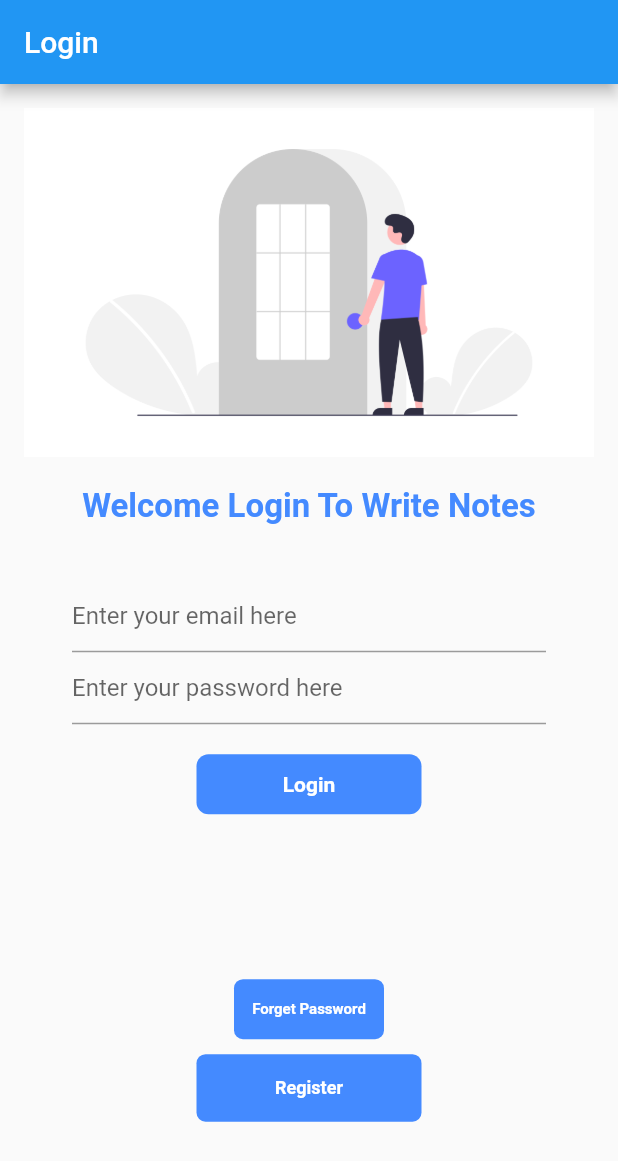
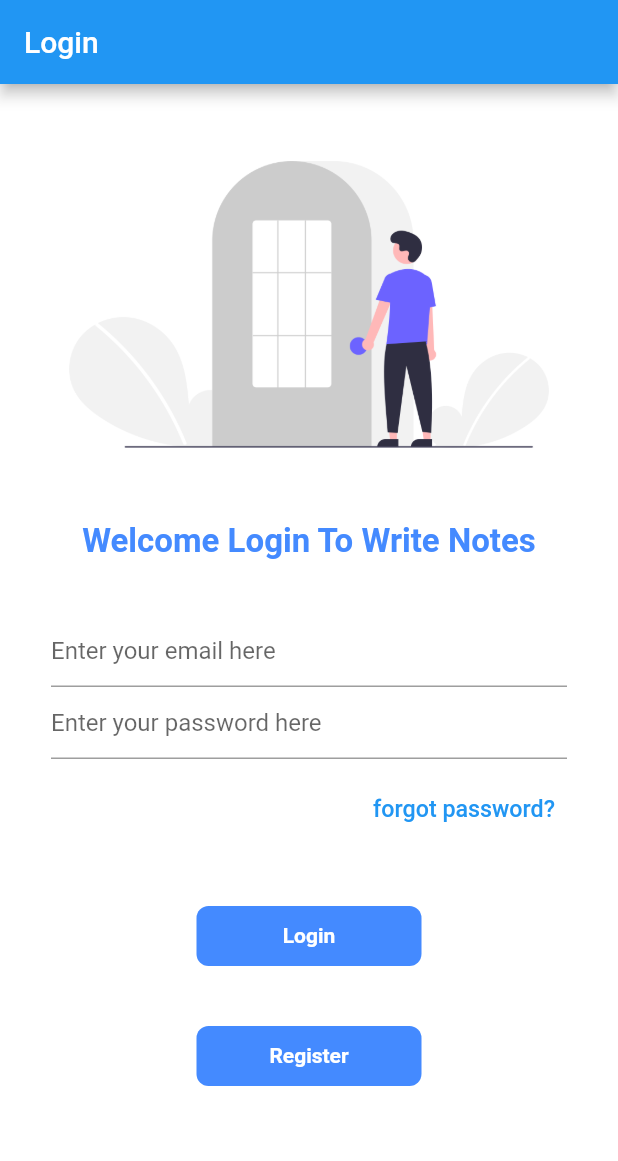
Before and after one commit to nitin-787/uni-notes, a Flutter app: the screen it shows after launch, on a phone screen of 412 x 824 dp. Shown: the top 1161 px of the screen. Run offline on Flutter 3.47's test engine with Material 2 defaults, Android fonts, the phone set to English and light mode, and no system bars; our stand-ins replace bloc, cloud_firestore, equatable, firebase_auth, firebase_core, flutter_bloc and 1 more; accounts and stored records are empty; generated files the repository leaves out were written again.

Commit message:
enhancement: login ui

```diff
--- a/lib/views/login_view.dart
+++ b/lib/views/login_view.dart
@@ -15,8 +15,8 @@ class LoginView extends StatefulWidget {
 }
 
 class _LoginViewState extends State<LoginView> {
-  bool changeButton = false;
-  bool secondChangeButton = false;
+  bool loginButton = false;
+  bool registerButton = false;
   late final TextEditingController _email;
   late final TextEditingController _password;
 
@@ -58,11 +58,14 @@ class _LoginViewState extends State<LoginView> {
         }
       },
       child: Scaffold(
+        backgroundColor: Colors.white,
         appBar: AppBar(
           title: Text(context.loc.login),
         ),
-        body: Padding(
-          padding: const EdgeInsets.all(16.0),
+        body: Container(
+          padding: const EdgeInsets.only(top: 20),
+          child: Padding(
+            padding: const EdgeInsets.all(2.0),
             child: SingleChildScrollView(
               child: Column(
                 children: [
@@ -103,17 +106,39 @@ class _LoginViewState extends State<LoginView> {
                           enableSuggestions: false,
                           autocorrect: false,
                           decoration: InputDecoration(
-                          hintText: context.loc.password_text_field_placeholder,
+                            hintText:
+                                context.loc.password_text_field_placeholder,
                           ),
                         ),
                         const SizedBox(
-                        height: 20.0,
+                          height: 10.0,
+                        ),
+                        Row(
+                          mainAxisAlignment: MainAxisAlignment.end,
+                          children: [
+                            TextButton(
+                              onPressed: () {
+                                context.read<AuthBloc>().add(
+                                      const AuthEventForgotPassword(),
+                                    );
+                              },
+                              child: const Text(
+                                style: TextStyle(
+                                  fontSize: 15.5,
+                                ),
+                                "forgot password?",
+                              ),
+                            )
+                          ],
+                        ),
+                        const SizedBox(
+                          height: 40.0,
                         ),
                         InkWell(
                           onTap: () async {
                             setState(
                               () {
-                              changeButton = true;
+                                loginButton = true;
                               },
                             );
                             await Future.delayed(
@@ -129,15 +154,15 @@ class _LoginViewState extends State<LoginView> {
                           child: AnimatedContainer(
                             duration: const Duration(seconds: 1),
                             alignment: Alignment.center,
-                          width: changeButton ? 40 : 150,
+                            width: loginButton ? 40 : 150,
                             height: 40,
                             decoration: BoxDecoration(
                               color: Colors.blueAccent,
                               // shape: changeButton ? BoxShape.circle : BoxShape.rectangle,
                               borderRadius:
-                                BorderRadius.circular(changeButton ? 40 : 8),
+                                  BorderRadius.circular(loginButton ? 40 : 8),
                             ),
-                          child: changeButton
+                            child: loginButton
                                 ? const Icon(
                                     Icons.done,
                                     color: Colors.white,
@@ -153,78 +178,37 @@ class _LoginViewState extends State<LoginView> {
                           ),
                         ),
                         const SizedBox(
-                        height: 110.0,
+                          height: 40.0,
                         ),
                         InkWell(
                           onTap: () async {
                             setState(
                               () {
-                              secondChangeButton = true;
+                                registerButton = true;
                               },
                             );
                             await Future.delayed(
                               const Duration(seconds: 1),
                             );
+                            final email = _email.text;
+                            final password = _password.text;
                             if (!mounted) return;
                             context.read<AuthBloc>().add(
-                                const AuthEventForgotPassword(),
+                                  AuthEventRegister(email, password),
                                 );
                           },
                           child: AnimatedContainer(
                             duration: const Duration(seconds: 1),
                             alignment: Alignment.center,
-                          width: changeButton ? 40 : 100,
+                            width: registerButton ? 40 : 150,
                             height: 40,
                             decoration: BoxDecoration(
                               color: Colors.blueAccent,
                               // shape: changeButton ? BoxShape.circle : BoxShape.rectangle,
-                            borderRadius:
-                                BorderRadius.circular(changeButton ? 40 : 6),
+                              borderRadius: BorderRadius.circular(
+                                  registerButton ? 40 : 8),
                             ),
-                          child: changeButton
-                              ? const Icon(
-                                  Icons.done,
-                                  color: Colors.white,
-                                )
-                              : const Text(
-                                  "Forget Password",
-                                  style: TextStyle(
-                                    color: Colors.white,
-                                    fontWeight: FontWeight.bold,
-                                    fontSize: 10,
-                                  ),
-                                ),
-                        ),
-                      ),
-                      const SizedBox(
-                        height: 10.0,
-                      ),
-                      InkWell(
-                        onTap: () async {
-                          setState(() {
-                            secondChangeButton = true;
-                          });
-
-                          await Future.delayed(
-                            const Duration(seconds: 1),
-                          );
-                          if (!mounted) return;
-                          context.read<AuthBloc>().add(
-                                const AuthEventShouldRegister(),
-                              );
-                        },
-                        child: AnimatedContainer(
-                          duration: const Duration(seconds: 1),
-                          alignment: Alignment.center,
-                          width: changeButton ? 40 : 150,
-                          height: 45,
-                          decoration: BoxDecoration(
-                            color: Colors.blueAccent,
-                            // shape: changeButton ? BoxShape.circle : BoxShape.rectangle,
-                            borderRadius:
-                                BorderRadius.circular(changeButton ? 45 : 6),
-                          ),
-                          child: changeButton
+                            child: registerButton
                                 ? const Icon(
                                     Icons.done,
                                     color: Colors.white,
@@ -234,7 +218,7 @@ class _LoginViewState extends State<LoginView> {
                                     style: TextStyle(
                                       color: Colors.white,
                                       fontWeight: FontWeight.bold,
-                                    fontSize: 12,
+                                      fontSize: 14,
                                     ),
                                   ),
                           ),
@@ -247,6 +231,7 @@ class _LoginViewState extends State<LoginView> {
             ),
           ),
         ),
+      ),
     );
   }
 }
```
Lines whose indentation alone changed are shown as unchanged.
